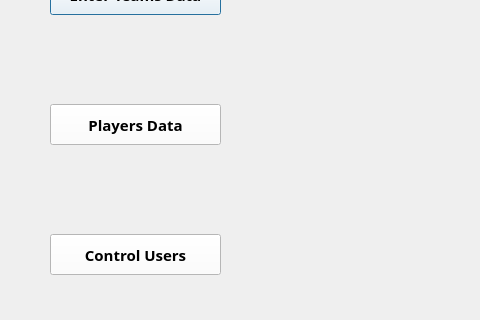
Above: adminhomegui.ui from Bassam73/Fantasy before the change; both pictures show x 0 to 480 and y 256 to 576 of the 874 by 576 pixel window. Below: the same form after it.
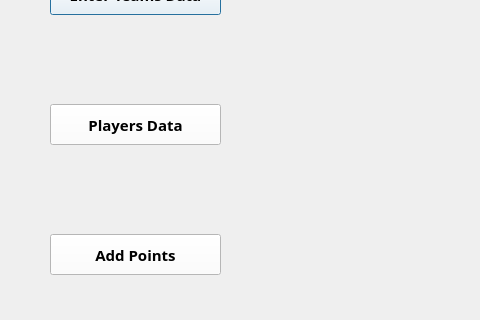
That is the form after the change. Icons and pictures are not drawn.

Commit message: add points start

```diff
--- a/adminhomegui.ui
+++ b/adminhomegui.ui
@@ -130,7 +130,7 @@
 color: rgb(0, 0, 0);</string>
    </property>
    <property name="text">
-    <string>Control Users</string>
+    <string>Add Points</string>
    </property>
   </widget>
   <widget class="QLabel" name="label_3">
```
The commit also changes 16 other files.
